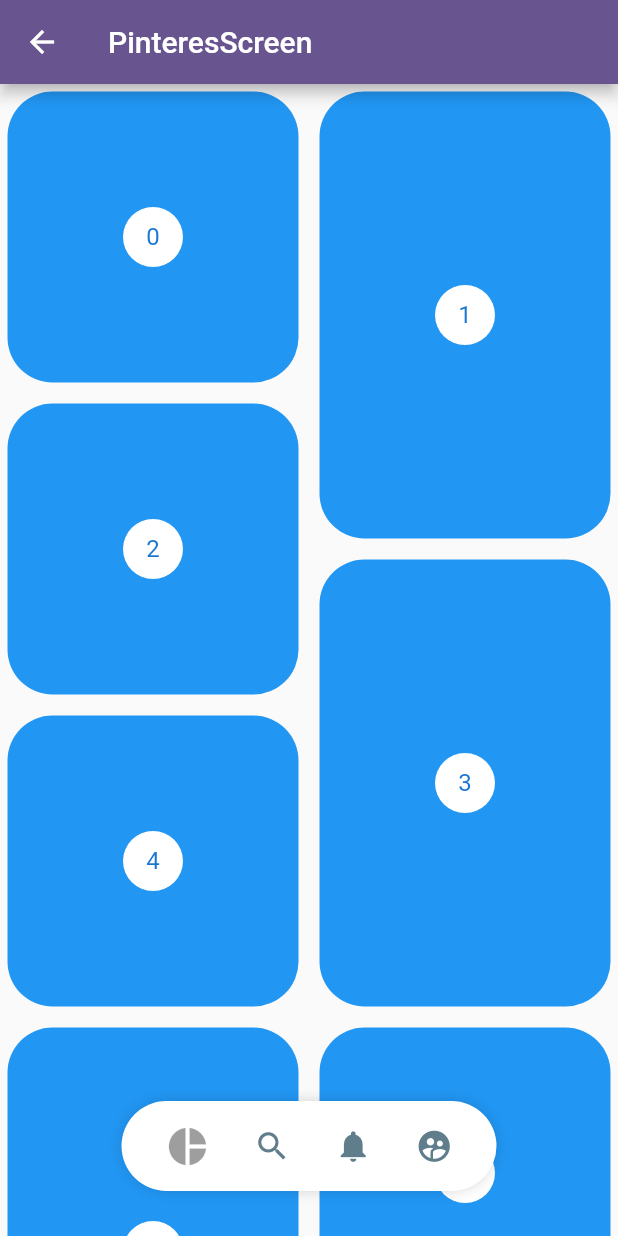
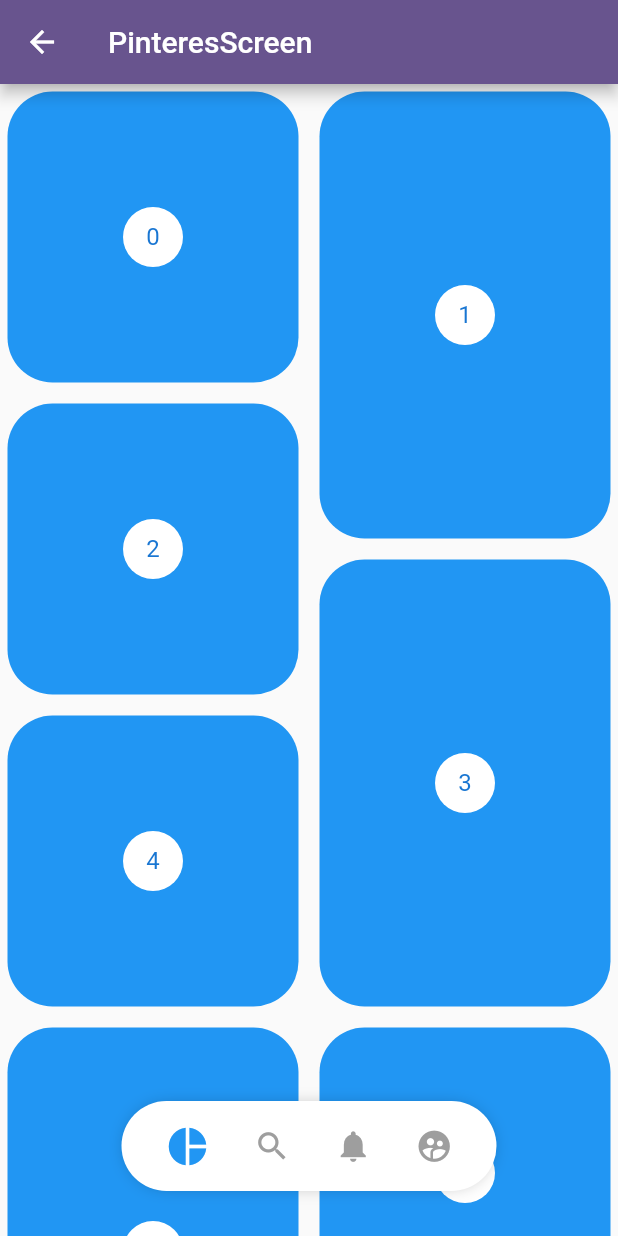
Before and after one commit to shura1981/curso_diseno_flutter, a Flutter app: the PinteresScreen screen opened by its route, after a tap on the "pie chart" icon, on a phone screen of 412 x 824 dp. Run offline on Flutter 3.47's test engine with Material 3 defaults, Android fonts, the light colour scheme and no system bars; our stand-ins replace flutter_svg.

Commit message:
feat: clase screen Pinterest terminada.

```diff
--- a/lib/screens/pinteres_screen.dart
+++ b/lib/screens/pinteres_screen.dart
@@ -1,5 +1,6 @@
 import 'package:flutter/material.dart';
 import 'package:flutter_staggered_grid_view/flutter_staggered_grid_view.dart';
+import 'package:provider/provider.dart';
 
 import '../widgets/pinteres_menu/widget/pinteres_menu.dart';
 
@@ -10,12 +11,15 @@ class PinteresScreen extends StatelessWidget {
 
   @override
   Widget build(BuildContext context) {
-    return Scaffold(
-      appBar: AppBar(
-        title: const Text('PinteresScreen'),
-      ),
-      body: Stack(
-        children: [PinteresGrid(), _PinterestMenuBottom()],
+    return ChangeNotifierProvider(
+      create: (_) => _VisibleMenuProvider(),
+      child: Scaffold(
+        appBar: AppBar(
+          title: const Text('PinteresScreen'),
+        ),
+        body: Stack(
+          children: [const PinteresGrid(), _PinterestMenuBottom()],
+        ),
       ),
     );
   }
@@ -25,23 +29,85 @@ class _PinterestMenuBottom extends StatelessWidget {
   @override
   Widget build(BuildContext context) {
     final anchoPantalla = MediaQuery.of(context).size.width;
+    final mostrar = Provider.of<_VisibleMenuProvider>(context).isVisible;
+    final menuItems = [
+      PinterestButton(
+          onPressed: () {
+            print('Icon pie chart');
+          },
+          icon: Icons.pie_chart),
+      PinterestButton(
+          onPressed: () {
+            print('Icon search');
+          },
+          icon: Icons.search),
+      PinterestButton(
+          onPressed: () {
+            print('Icon notifications');
+          },
+          icon: Icons.notifications),
+      PinterestButton(
+          onPressed: () {
+            print('Icon supervised_user_circle');
+          },
+          icon: Icons.supervised_user_circle),
+    ];
     return Positioned(
         bottom: 30,
-        child: SizedBox(
-          width: anchoPantalla,
-          child: Align(child: PinteresMenu()),
+        child: AnimatedOpacity(
+          duration: const Duration(milliseconds: 250),
+          opacity: mostrar ? 1 : 0,
+          child: mostrar
+              ? SizedBox(
+                  width: anchoPantalla,
+                  child: Align(
+                      child: PinteresMenu(
+                    menuItems: menuItems,
+                    activeColor: Colors.blue,
+                    inactiveColor: Colors.grey,
+                  )),
+                )
+              : const SizedBox(),
         ));
   }
 }
 
-class PinteresGrid extends StatelessWidget {
-  PinteresGrid({super.key});
+class PinteresGrid extends StatefulWidget {
+  const PinteresGrid({super.key});
 
+  @override
+  State<PinteresGrid> createState() => _PinteresGridState();
+}
+
+class _PinteresGridState extends State<PinteresGrid> {
   final List<int> items = List.generate(100, (index) => index);
+  final scrollController = ScrollController();
+  double scrollPreview = 0;
+
+  @override
+  void initState() {
+    scrollController.addListener(() {
+      final scroll = scrollController.offset;
+      if (scroll > scrollPreview && scroll > 150) {
+        Provider.of<_VisibleMenuProvider>(context, listen: false).ocultar();
+      } else {
+        Provider.of<_VisibleMenuProvider>(context, listen: false).mostrar();
+      }
+      scrollPreview = scroll;
+    });
+    super.initState();
+  }
+
+  @override
+  void dispose() {
+    scrollController.dispose();
+    super.dispose();
+  }
 
   @override
   Widget build(BuildContext context) {
     return StaggeredGridView.countBuilder(
+      controller: scrollController,
       crossAxisCount: 4,
       itemCount: items.length,
       itemBuilder: (BuildContext context, int index) => _PinteresItem(
@@ -77,3 +143,17 @@ class _PinteresItem extends StatelessWidget {
         ));
   }
 }
+
+class _VisibleMenuProvider with ChangeNotifier {
+  bool isVisible = true;
+
+  void mostrar() {
+    isVisible = true;
+    notifyListeners();
+  }
+
+  void ocultar() {
+    isVisible = false;
+    notifyListeners();
+  }
+}
--- a/lib/widgets/pinteres_menu/provider/pinteres_menu_provider.dart
+++ b/lib/widgets/pinteres_menu/provider/pinteres_menu_provider.dart
@@ -5,10 +5,15 @@ import 'package:flutter/material.dart';
 class MenuModel with ChangeNotifier {
   int _itemSeleccionado = 0;
 
+  Color backgroundColor= Colors.white;
+  Color activeColor= Colors.black;
+  Color inactiveColor= Colors.blueGrey;
+
   int get itemSeleccionado => _itemSeleccionado;
 
   set itemSeleccionado(int valor) {
     _itemSeleccionado = valor;
     notifyListeners();
   }
+
 }
--- a/lib/widgets/pinteres_menu/widget/pinteres_menu.dart
+++ b/lib/widgets/pinteres_menu/widget/pinteres_menu.dart
@@ -10,38 +10,32 @@ class PinterestButton {
 }
 
 class PinteresMenu extends StatelessWidget {
-  final List<PinterestButton> menuItems = [
-    PinterestButton(
-        onPressed: () {
-          print('Icon pie chart');
-        },
-        icon: Icons.pie_chart),
-    PinterestButton(
-        onPressed: () {
-          print('Icon search');
-        },
-        icon: Icons.search),
-    PinterestButton(
-        onPressed: () {
-          print('Icon notifications');
-        },
-        icon: Icons.notifications),
-    PinterestButton(
-        onPressed: () {
-          print('Icon supervised_user_circle');
-        },
-        icon: Icons.supervised_user_circle),
-  ];
+  final List<PinterestButton> menuItems;
 
-  PinteresMenu({super.key});
+  final Color backgroundColor;
+  final Color activeColor;
+  final Color inactiveColor;
+
+  const PinteresMenu(
+      {super.key,
+      required this.menuItems,
+      this.backgroundColor = Colors.white,
+      this.activeColor = Colors.black,
+      this.inactiveColor = Colors.blueGrey});
 
   @override
   Widget build(BuildContext context) {
     return ChangeNotifierProvider(
       create: (_) => MenuModel(),
-      child: _PinterestMenuBackground(
-        _MenuItems(menuItems),
-      ),
+      child: Builder(builder: (context) {
+        final provider = Provider.of<MenuModel>(context);
+        provider.backgroundColor = backgroundColor;
+        provider.activeColor = activeColor;
+        provider.inactiveColor = inactiveColor;
+        return _PinterestMenuBackground(
+          _MenuItems(menuItems),
+        );
+      }),
     );
   }
 }
@@ -55,7 +49,7 @@ class _PinterestMenuBackground extends StatelessWidget {
       width: 250,
       height: 60,
       decoration: BoxDecoration(
-        color: Colors.white,
+        color: Provider.of<MenuModel>(context).backgroundColor,
         borderRadius: BorderRadius.circular(100),
         boxShadow: const [
           BoxShadow(
@@ -93,10 +87,10 @@ class _PinterestMenuButton extends StatelessWidget {
 
   @override
   Widget build(BuildContext context) {
-    final provider= Provider.of<MenuModel>(context);
+    final provider = Provider.of<MenuModel>(context);
 
     return GestureDetector(
-      onTap: (){
+      onTap: () {
         provider.itemSeleccionado = index;
         item.onPressed();
       },
@@ -104,7 +98,9 @@ class _PinterestMenuButton extends StatelessWidget {
       child: Icon(
         item.icon,
         size: (provider.itemSeleccionado == index) ? 30 : 25,
-        color: (provider.itemSeleccionado == index) ? Colors.black38  :  Colors.blueGrey,
+        color: (provider.itemSeleccionado == index)
+            ? Provider.of<MenuModel>(context).activeColor
+            : Provider.of<MenuModel>(context).inactiveColor,
       ),
     );
   }
```
